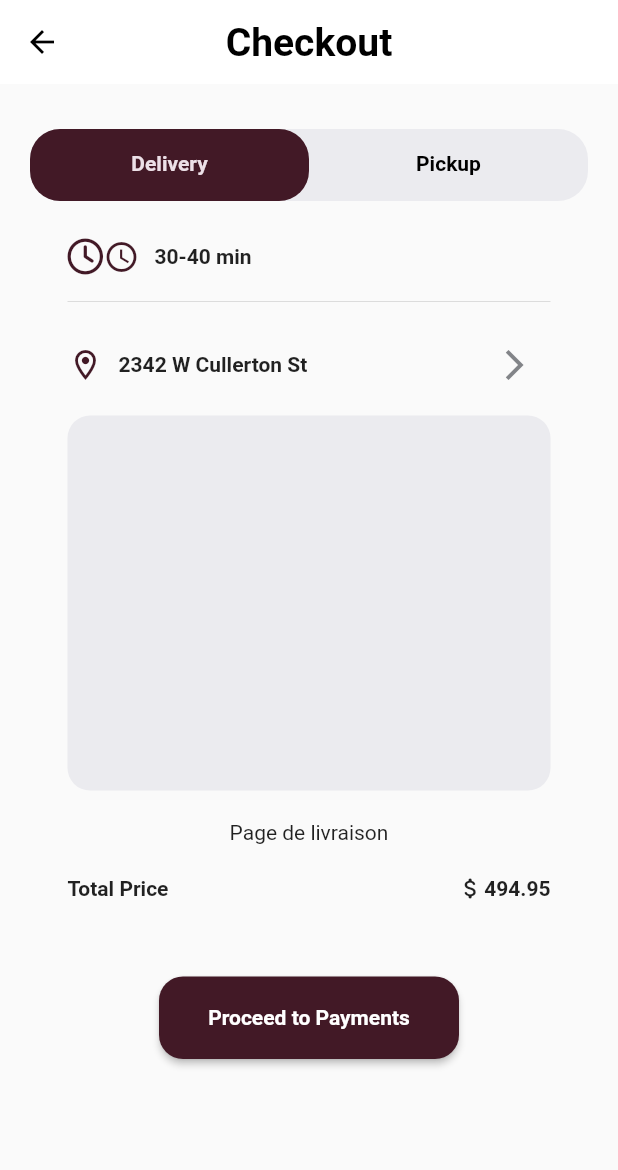
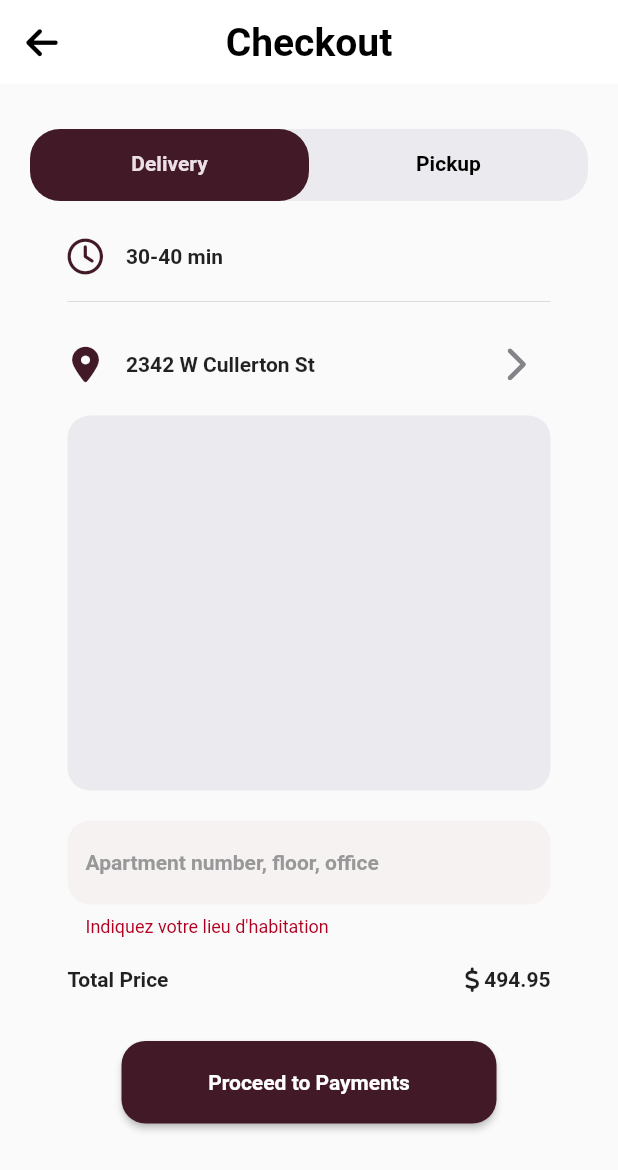
Before and after one commit to desireeDev/wineshop, a Flutter app: the CheckOutScreen screen opened directly, after a tap on "Proceed to Payments", on a phone screen of 412 x 824 dp. Shown: the top 1170 px of the screen. Run offline on Flutter 3.47's test engine with Material 2 defaults, Android fonts, the phone set to English and light mode, and no system bars; our stand-ins replace font_awesome_flutter, google_fonts, introduction_screen; missing offline and left inert: onboarding; Roboto replaces fonts that are missing (Gabriela).

```diff
--- a/lib/screens/checkout_screen.dart
+++ b/lib/screens/checkout_screen.dart
@@ -1,6 +1,7 @@
 import 'package:flutter/material.dart';
 import 'package:font_awesome_flutter/font_awesome_flutter.dart';
 import 'package:google_fonts/google_fonts.dart';
+import 'package:wineshop/screens/payment_screen.dart';
 
 class CheckOutScreen extends StatefulWidget {
   const CheckOutScreen({Key? key}) : super(key: key);
@@ -11,6 +12,8 @@ class CheckOutScreen extends StatefulWidget {
 
 class _CheckOutScreenState extends State<CheckOutScreen> with TickerProviderStateMixin{
   late TabController _controller;
+  TextEditingController lieuController = TextEditingController();
+  final _formkey = GlobalKey<FormState>();
 
   @override
   void initState() {
@@ -43,7 +46,7 @@ class _CheckOutScreenState extends State<CheckOutScreen> with TickerProviderStat
             onPressed: (){
               Navigator.pop(context);
             },
-            icon: const Icon(Icons.arrow_back_sharp,color: Color(0xff000000),)),
+            icon: const Icon(FontAwesomeIcons.arrowLeft,color: Color(0xff000000),)),
       ),
       body: ListView(
         padding: const EdgeInsets.only(left: 20, right: 20, top: 30,bottom: 0.0),
@@ -83,13 +86,48 @@ class _CheckOutScreenState extends State<CheckOutScreen> with TickerProviderStat
               ],
             ),
           ),
+          Form(
+            key: _formkey,
+            child: Column(
+              children: [
                 SizedBox(
-            height: 800,
+                  height: 560,
                   child: TabBarView(
                     controller: _controller,
                     children: [
                       deliveryOpt(),
                       pickupOpt(),
+                    ],
+                  ),
+                ),
+                Row(
+                  mainAxisAlignment: MainAxisAlignment.center,
+                  children: [
+                    SizedBox(
+                      height: 55,
+                      width: 250,
+                      child: ElevatedButton(
+                        onPressed: (){
+                          if(_formkey.currentState!.validate()){
+                            //print("Next page");
+                            Navigator.push(context, MaterialPageRoute(builder: (context) => const PaymentScreen()));
+                          }else{
+                            print("Information incomplète");
+                          }
+                        },
+                        style: ElevatedButton.styleFrom(
+                            shape: RoundedRectangleBorder(
+                              borderRadius: BorderRadius.circular(16), // <-- Radius
+                            )
+                        ),
+                        child: Text(
+                          "Proceed to Payments",
+                          style: GoogleFonts.gabriela(textStyle: const TextStyle(fontWeight: FontWeight.bold)),
+                        ),
+                      ),
+                    ),
+                  ],
+                ),
               ],
             ),
           ),
@@ -112,11 +150,7 @@ class _CheckOutScreenState extends State<CheckOutScreen> with TickerProviderStat
                     children: [
                       const Icon(FontAwesomeIcons.clock,
                           color: Color(0xFF421926)),
-                      const Icon(
-                          Icons.access_time,
-                        color: Color(0xFF421926),
-                      ),
-                      const SizedBox(width: 10,),
+                      const SizedBox(width: 15,),
                       Text(
                         "30-40 min",
                         style: GoogleFonts.gabriela(
@@ -132,10 +166,10 @@ class _CheckOutScreenState extends State<CheckOutScreen> with TickerProviderStat
                   Row(
                     children: [
                       const Icon(
-                        Icons.location_on_outlined,
+                        FontAwesomeIcons.locationDot,
                         color: Color(0xFF421926),
                       ),
-                      const SizedBox(width: 10,),
+                      const SizedBox(width: 15,),
                       Text(
                         "2342 W Cullerton St",
                         style: GoogleFonts.gabriela(
@@ -148,7 +182,7 @@ class _CheckOutScreenState extends State<CheckOutScreen> with TickerProviderStat
                           onPressed: (){
                             print("Choisir un emplacement");
                           },
-                          icon: const Icon(Icons.arrow_forward_ios_outlined,color: Color(0xff828488),)
+                          icon: const Icon(FontAwesomeIcons.chevronRight,color: Color(0xff828488),)
                       )
                     ],
                   ),
@@ -162,7 +196,7 @@ class _CheckOutScreenState extends State<CheckOutScreen> with TickerProviderStat
                     ),
                   ),
                   const SizedBox(height: 20,),
-                  const Center(child: Text("Page de livraison")),
+                  lieuTextField(),
                   const SizedBox(height: 20,),
                   Row(
                     children: [
@@ -175,8 +209,8 @@ class _CheckOutScreenState extends State<CheckOutScreen> with TickerProviderStat
                       ),
                       const Spacer(),
                       const Icon(
-                        Icons.attach_money_rounded,
-                        size: 18,
+                        FontAwesomeIcons.dollarSign,
+                        size: 16,
                       ),
                       Text(
                         "494.95",
@@ -188,25 +222,6 @@ class _CheckOutScreenState extends State<CheckOutScreen> with TickerProviderStat
                     ],
                   ),
                   const SizedBox(height: 50,),
-                  SizedBox(
-                    height: 55,
-                    width: 200,
-                    child: ElevatedButton(
-                      onPressed: (){
-                        print("Next page");
-
-                      },
-                      style: ElevatedButton.styleFrom(
-                          shape: RoundedRectangleBorder(
-                            borderRadius: BorderRadius.circular(16), // <-- Radius
-                          )
-                      ),
-                      child: Text(
-                        "Proceed to Payments",
-                        style: GoogleFonts.gabriela(textStyle: const TextStyle(fontWeight: FontWeight.bold)),
-                      ),
-                    ),
-                  ),
                 ],
               ),
             ),
@@ -219,14 +234,131 @@ class _CheckOutScreenState extends State<CheckOutScreen> with TickerProviderStat
   Widget pickupOpt(){
     return ListView(
       children: [
-        Container(
+        Padding(
+          padding: const EdgeInsets.all(25.0),
+          child: Container(
             child: Column(
               children: [
-              Center(child: Text("Page de quitance"))
+                Row(
+                  children: [
+                    const Icon(FontAwesomeIcons.clock,
+                        color: Color(0xFF421926)),
+                    const SizedBox(width: 15,),
+                    Text(
+                      "30-40 min",
+                      style: GoogleFonts.gabriela(
+                        fontSize: 14,
+                        fontWeight: FontWeight.w600,
+                      ),
+                    ),
                   ],
+                ),
+                const SizedBox(height: 10,),
+                const Divider(),
+                const SizedBox(height: 10,),
+                Row(
+                  children: [
+                    const Icon(
+                      FontAwesomeIcons.locationDot,
+                      color: Color(0xFF421926),
+                    ),
+                    const SizedBox(width: 15,),
+                    Text(
+                      "2342 W Cullerton St",
+                      style: GoogleFonts.gabriela(
+                        fontSize: 14,
+                        fontWeight: FontWeight.w600,
+                      ),
+                    ),
+                    const Spacer(),
+                    IconButton(
+                        onPressed: (){
+                          print("Choisir un emplacement");
+                        },
+                        icon: const Icon(FontAwesomeIcons.chevronRight,color: Color(0xff828488),)
+                    )
+                  ],
+                ),
+                const SizedBox(height: 10,),
+                Container(
+                  width: 400,
+                  height: 250,
+                  decoration: const BoxDecoration(
+                    borderRadius: BorderRadius.all(Radius.circular(15)),
+                    color: Color(0xFFEBEBEF),
+                  ),
+                ),
+                const SizedBox(height: 20,),
+                lieuTextField(),
+                const SizedBox(height: 20,),
+                Row(
+                  children: [
+                    Text(
+                      "Total Price",
+                      style: GoogleFonts.gabriela(
+                        fontSize: 14,
+                        fontWeight: FontWeight.w600,
+                      ),
+                    ),
+                    const Spacer(),
+                    const Icon(
+                      FontAwesomeIcons.dollarSign,
+                      size: 16,
+                    ),
+                    Text(
+                      "494.95",
+                      style: GoogleFonts.gabriela(
+                        fontSize: 14,
+                        fontWeight: FontWeight.bold,
+                      ),
+                    ),
+                  ],
+                ),
+                const SizedBox(height: 50,),
+              ],
+            ),
           ),
         )
       ],
     );
   }
+
+  //Widget saisie d'adresse
+  Widget lieuTextField(){
+    return TextFormField(
+      style: GoogleFonts.gabriela(
+          fontSize: 14,
+          fontWeight: FontWeight.w600,
+          color: const Color(0xFF989898)
+      ),
+      controller: lieuController,
+      validator: (value) {
+        if (value!.isEmpty) {
+          return 'Indiquez votre lieu d\'habitation';
+        } else {
+          return null;
         }
+      },
+      keyboardType: TextInputType.name,
+      decoration: InputDecoration(
+        filled: true,
+        fillColor: const Color(0xFFF6F2F2),
+        border: const OutlineInputBorder(
+            borderRadius: BorderRadius.all(Radius.circular(15.0)),
+            borderSide: BorderSide.none
+        ),
+        focusedBorder: const OutlineInputBorder(
+            borderRadius: BorderRadius.all(Radius.circular(15.0)),
+            borderSide: BorderSide.none
+        ),
+        hintText: "Apartment number, floor, office",
+        hintStyle: GoogleFonts.gabriela(
+          fontSize: 14,
+          fontWeight: FontWeight.w600,
+          color: const Color(0xFF989898)
+        ),
+        errorStyle: GoogleFonts.gabriela(),
+      ),
+    );
+  }
+}
--- a/lib/screens/home_screen.dart
+++ b/lib/screens/home_screen.dart
@@ -13,6 +13,9 @@ class _HomeScreenState extends State<HomeScreen> {
   @override
   Widget build(BuildContext context) {
     return Scaffold(
+      appBar: AppBar(
+        title: const Text("HomeScreen"),
+      ),
       body: Center(
         child: Column(
           children: [
```
Also changed, not shown: lib/screens/payment_screen.dart (added, +398 -0 lines), lib/screens/success_screen.dart (added, +81 -0 lines), ui/payment.png (added). Lines whose indentation alone changed are shown as unchanged.
